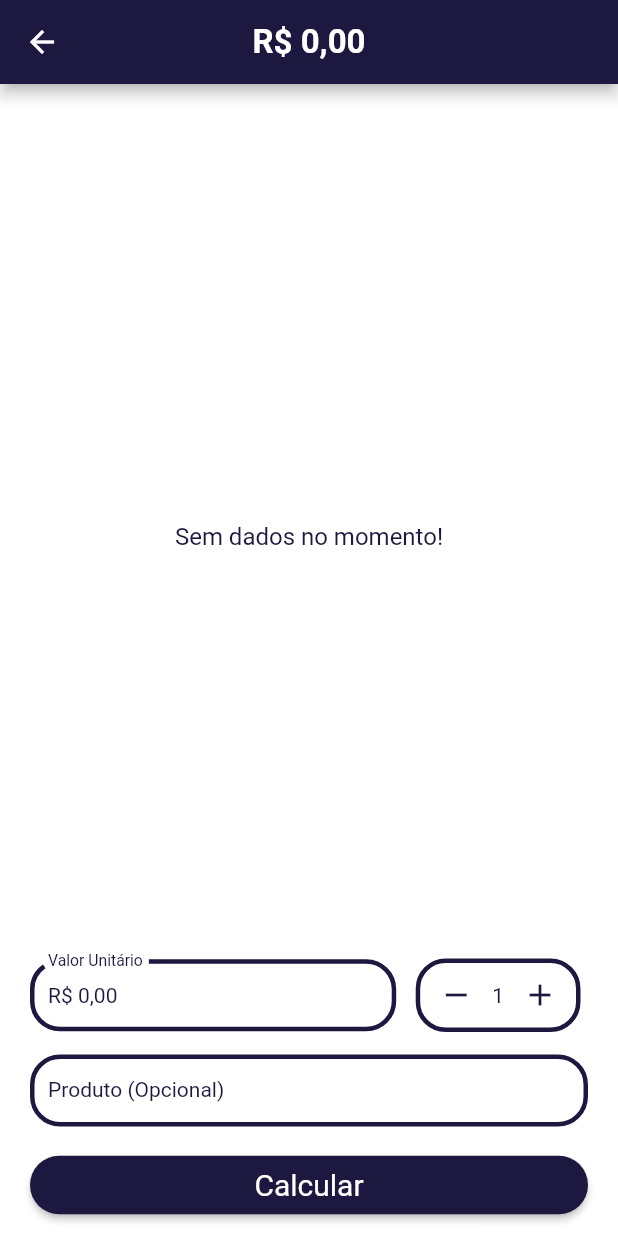
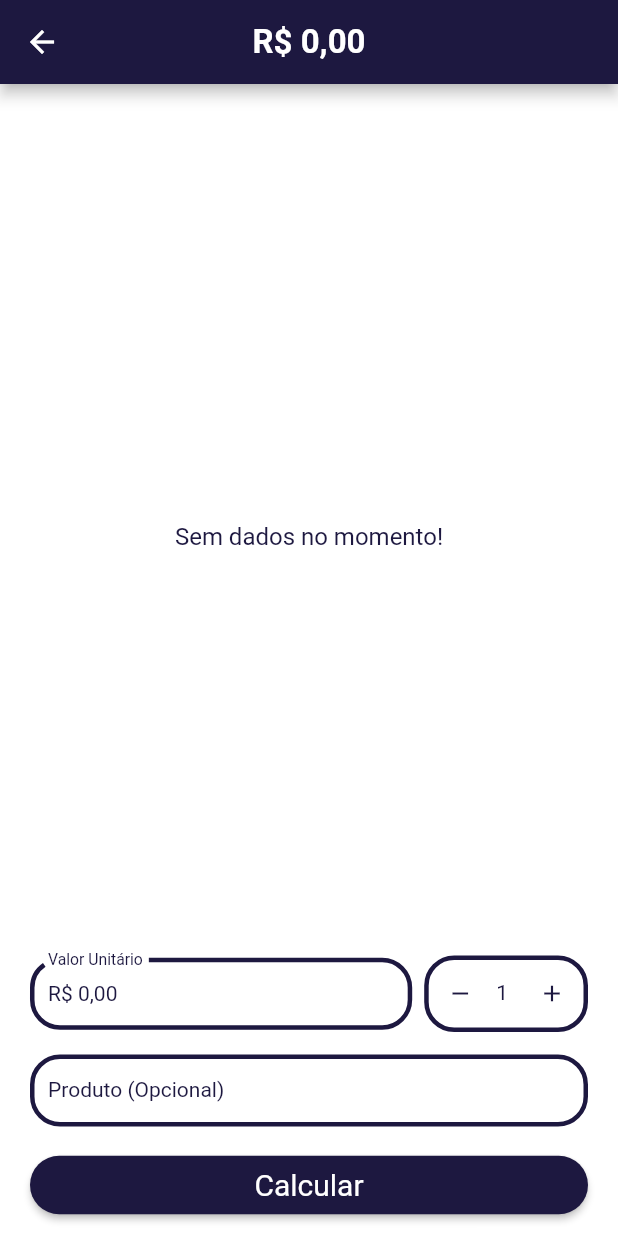
Before and after one commit to yurilima7/Somador-de-Compras, a Flutter app: the Home screen opened by its route, on a phone screen of 412 x 824 dp. Run offline on Flutter 3.47's test engine with Material 2 defaults, Android fonts, the light colour scheme and no system bars; our stand-ins replace brasil_fields; missing offline and left inert: validatorless.

Commit message:
Contagem no input

```diff
--- a/total_compras/lib/App/Core/Theme/theme_settings.dart
+++ b/total_compras/lib/App/Core/Theme/theme_settings.dart
@@ -29,6 +29,7 @@ class ThemeSettings {
     inputDecorationTheme: InputDecorationTheme(
       isDense: true,
       labelStyle: TextStyles.i.regular,
+      hintStyle: TextStyles.i.regular,
 
       border: OutlineInputBorder(
         borderSide: BorderSide(
--- a/total_compras/lib/App/Core/Widgets/form_input.dart
+++ b/total_compras/lib/App/Core/Widgets/form_input.dart
@@ -7,8 +7,8 @@ import 'package:total_compras/App/Core/Styles/button_styles.dart';
 import 'package:total_compras/App/Core/Styles/colors_styles.dart';
 import 'package:total_compras/App/Core/Styles/text_styles.dart';
 import 'package:total_compras/App/Core/Utils/messages.dart';
+import 'package:total_compras/App/Core/Widgets/icon_form.dart';
 import 'package:total_compras/App/Models/purchase.dart';
-import 'package:total_compras/App/Core/Widgets/quantity_form.dart';
 import 'package:validatorless/validatorless.dart';
 
 class FormInput extends StatefulWidget {
@@ -39,6 +39,7 @@ class _FormInputState extends State<FormInput> {
               Row(
                 children: [
                   Expanded(
+                    flex: 7,
                     child: TextFormField(
                       style: context.textStyles.regular,
                       controller: priceEC,
@@ -59,7 +60,21 @@ class _FormInputState extends State<FormInput> {
 
                   const SizedBox(width: 8,),
 
-                  const QuantityForm(),
+                  Expanded(
+                    flex: 3,
+                    child: TextFormField(
+                      readOnly: true,
+                      textAlign: TextAlign.center,
+
+                      decoration: InputDecoration(
+                        labelText: '${purchase.quantity}',
+                        hintText: '${purchase.quantity}',
+                        floatingLabelBehavior: FloatingLabelBehavior.never,
+                        prefixIcon: IconForm(action: () => purchase.dec(), icon: Icons.remove),
+                        suffixIcon: IconForm(action: () => purchase.inc(), icon: Icons.add),
+                      ),
+                    ),
+                  ),
                 ],
               ),
 
--- a/total_compras/lib/App/Core/Widgets/quantity_form.dart
+++ /dev/null
@@ -1,48 +0,0 @@
-import 'package:flutter/material.dart';
-import 'package:provider/provider.dart';
-import 'package:total_compras/App/Controllers/purchase_provider_impl.dart';
-import 'package:total_compras/App/Core/Styles/colors_styles.dart';
-import 'package:total_compras/App/Core/Styles/text_styles.dart';
-import 'package:total_compras/App/Core/Widgets/icon_form.dart';
-
-class QuantityForm extends StatelessWidget {
-  const QuantityForm({Key? key}) : super(key: key);
-
-  @override
-  Widget build(BuildContext context) {
-    return Consumer<PurchaseProviderImpl>(
-      builder: (context, purchase, child) =>  Container(
-        constraints: const BoxConstraints.tightFor(height: 49),
-
-        margin: const EdgeInsets.only(
-          left: 5.0,
-          right: 5.0,
-        ),
-
-        decoration: BoxDecoration(
-          border: Border.all(
-            color: ColorsStyles.secundary,
-            width: 3.0,
-          ),
-
-          borderRadius: const BorderRadius.all(
-            Radius.circular(20.0),
-          ),
-        ),
-
-        child: Row(
-          children: [
-            IconForm(action: () => purchase.dec(), icon: Icons.remove),
-
-            Text(
-              '${purchase.quantity}',
-              style: context.textStyles.regular,
-            ),
-
-            IconForm(action: () => purchase.inc(), icon: Icons.add),
-          ],
-        ),
-      ),
-    );
-  }
-}
```
Also changed, not shown: total_compras/lib/App/Screens/HomeScreen/home.dart (+18 -7 lines).
